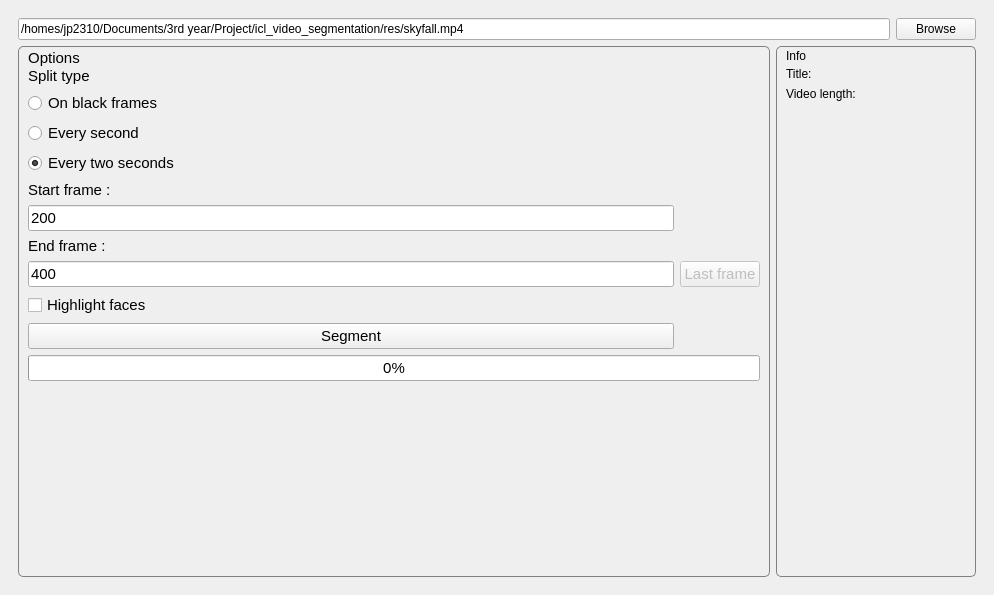
The window that src/gui.ui (animeshsahay/icl_video_segmentation) describes before a commit, drawn with Qt 5.
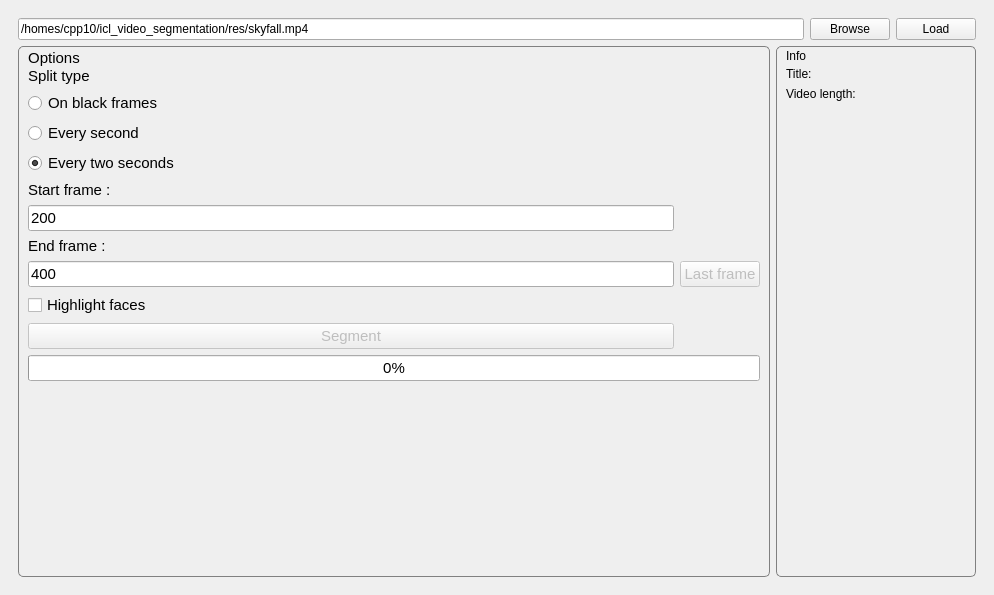
The same window after the commit. Custom widgets are drawn as their Qt base class.

```diff
--- a/src/gui.ui
+++ b/src/gui.ui
@@ -80,7 +80,7 @@
                <string/>
               </property>
               <property name="text">
-               <string>/homes/jp2310/Documents/3rd year/Project/icl_video_segmentation/res/skyfall.mp4</string>
+               <string>/homes/cpp10/icl_video_segmentation/res/skyfall.mp4</string>
               </property>
               <property name="readOnly">
                <bool>false</bool>
@@ -100,6 +100,13 @@
               </property>
              </widget>
             </item>
+            <item>
+             <widget class="QPushButton" name="loadButton">
+              <property name="text">
+               <string>Load</string>
+              </property>
+             </widget>
+            </item>
            </layout>
           </item>
           <item>
@@ -139,7 +146,7 @@
                <item row="9" column="0">
                 <widget class="QPushButton" name="segmentButton">
                  <property name="enabled">
-                  <bool>true</bool>
+                  <bool>false</bool>
                  </property>
                  <property name="text">
                   <string>Segment</string>
```
Left out of the diff: 21 changed lines with no effect on the pictures.
